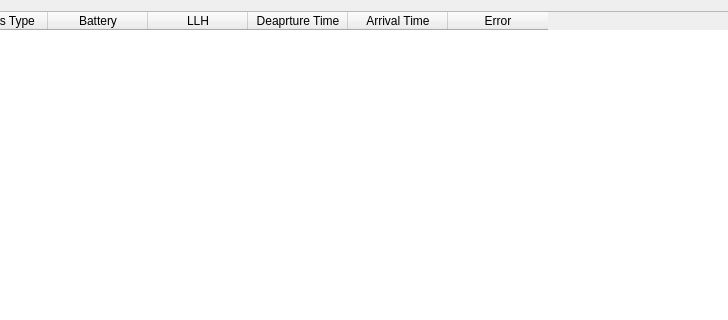
Old version of the form ui/departurecontrol.ui in the repository SUV-Olympiad/SUV-GCS; both pictures show x 164 to 892 and y 0 to 320 of the 986 by 597 pixel window.
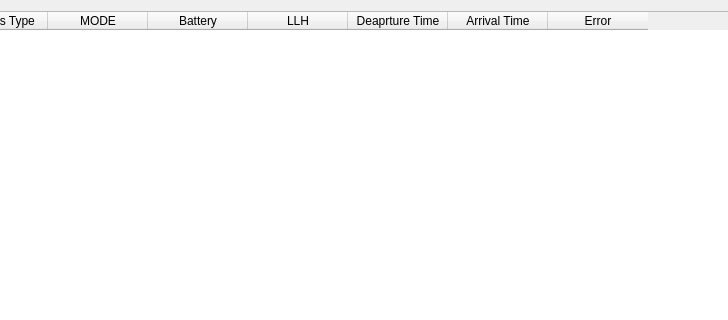
New version of the form.

Commit message: Feat:Camera View

```diff
--- a/ui/departurecontrol.ui
+++ b/ui/departurecontrol.ui
@@ -35,6 +35,11 @@
        <string>Vehicles Type</string>
       </property>
      </column>
+     <column>
+      <property name="text">
+       <string>MODE</string>
+      </property>
+     </column>
      <column>
       <property name="text">
        <string>Battery</string>
```
